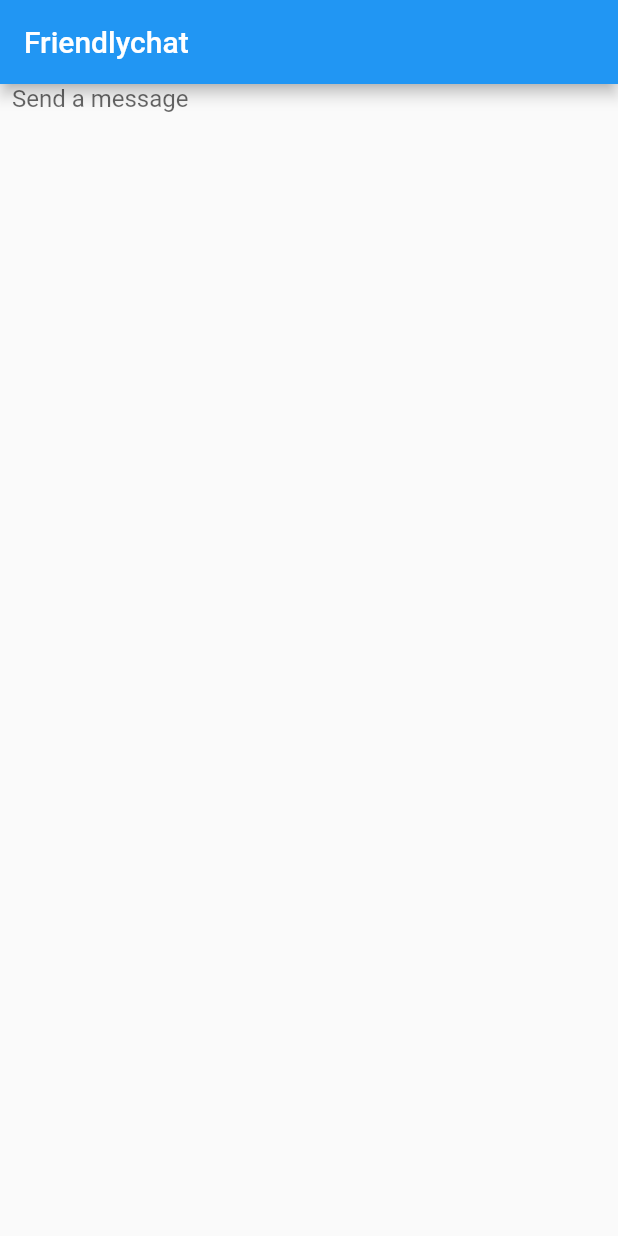
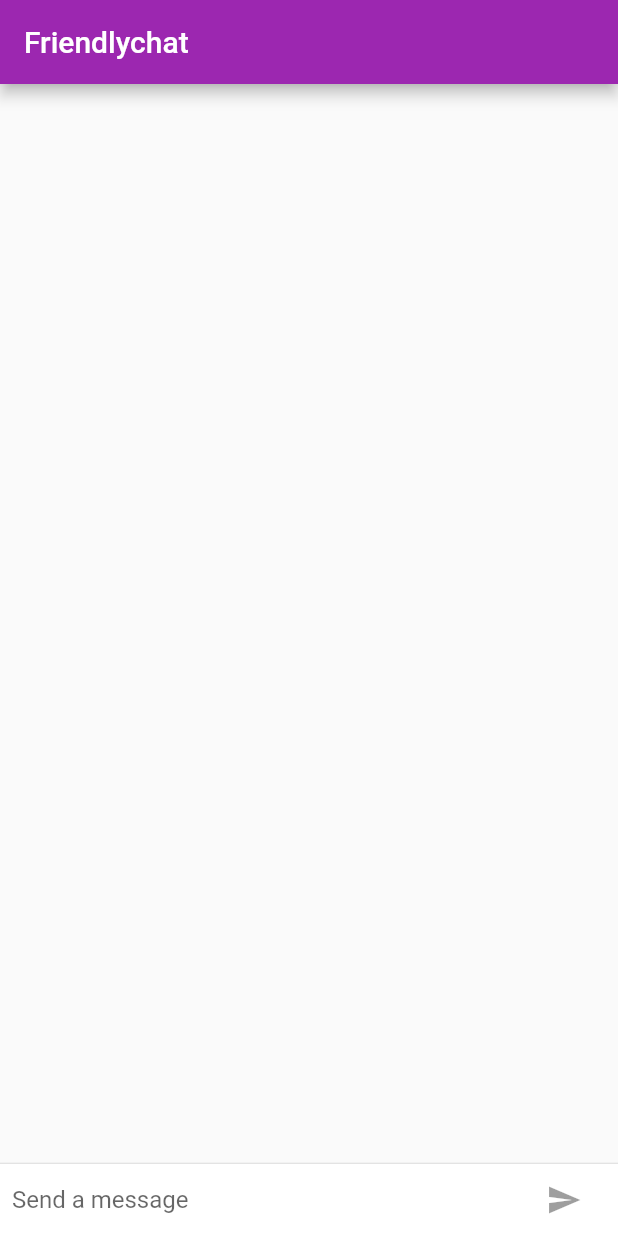
Before and after one commit to forteleaf/flutter-practice, a Flutter app: the screen it shows after launch, on a phone screen of 412 x 824 dp. Run offline on Flutter 3.47's test engine with Material 2 defaults, Android fonts, the phone set to English and light mode, and no system bars.

Commit message:
complete beautiful UIs

```diff
--- a/03_beautiful_uis/lib/main.dart
+++ b/03_beautiful_uis/lib/main.dart
@@ -1,51 +1,184 @@
 import 'package:flutter/material.dart';
-
+import 'package:flutter/foundation.dart';
+import 'package:flutter/cupertino.dart';
 
 void main() {
   runApp(new FriendlychatApp());
 }
 
+const String _name = "hwang";
+final ThemeData kIOSTheme = new ThemeData(
+  primarySwatch: Colors.orange,
+  primaryColor: Colors.grey[100],
+  primaryColorBrightness: Brightness.light,
+);
+final ThemeData kDefaultTheme = new ThemeData(
+    primarySwatch: Colors.purple, accentColor: Colors.orangeAccent[400]);
+
 class FriendlychatApp extends StatelessWidget {
-
   @override
   Widget build(BuildContext context) {
     return new MaterialApp(
       title: "Friendlychat",
+      theme: defaultTargetPlatform == TargetPlatform.iOS
+          ? kIOSTheme
+          : kDefaultTheme,
       home: new ChatScreen(),
     );
   }
 }
 
 class ChatScreen extends StatefulWidget {
-
-  @override                                                        //new
-  State createState() => new ChatScreenState();                    //new
+  @override //new
+  State createState() => new ChatScreenState(); //new
 }
 
-class ChatScreenState extends State<ChatScreen> {
+class ChatScreenState extends State<ChatScreen> with TickerProviderStateMixin {
+  final List<ChatMessage> _messages = <ChatMessage>[];
   final TextEditingController _textController = new TextEditingController();
+  bool _isComposing = false;
 
   @override
   Widget build(BuildContext context) {
     return new Scaffold(
-      appBar: AppBar(title: Text("Friendlychat")),
-      body: _buildTextComposer(),
+      appBar: AppBar(
+        title: new Text("Friendlychat"),
+        elevation: Theme.of(context).platform == TargetPlatform.iOS ? 0.0 : 4.0,
+      ),
+      body: new Container(
+        child: new Column(
+          children: <Widget>[
+            new Flexible(
+              child: new ListView.builder(
+                padding: new EdgeInsets.all(8.0),
+                reverse: true,
+                itemBuilder: (_, int index) => _messages[index],
+                itemCount: _messages.length,
+              ),
+            ),
+            new Divider(
+              height: 1.0,
+            ),
+            new Container(
+              decoration: new BoxDecoration(color: Theme.of(context).cardColor),
+              child: _buildTextComposer(),
+            )
+          ],
+        ),
+        decoration: Theme.of(context).platform == TargetPlatform.iOS
+            ? new BoxDecoration(
+                border: new Border(
+                top: new BorderSide(color: Colors.grey[200]),
+              ))
+            : null,
+      ),
     );
   }
 
+  @override
+  void dispose() {
+    for (ChatMessage message in _messages)
+      message.animationController.dispose();
+    super.dispose();
+  }
+
   Widget _buildTextComposer() {
-    return new Container(
-      margin: const EdgeInsets.symmetric(horizontal: 8.0),
-      child: new TextField(
-        controller: _textController,
-        onSubmitted: _handleSubmitted,
-        decoration: new InputDecoration.collapsed(hintText: "Send a message"),
+    return new IconTheme(
+      data: new IconThemeData(color: Theme.of(context).accentColor),
+      child: new Container(
+        margin: const EdgeInsets.symmetric(horizontal: 8.0),
+        child: new Row(
+          children: <Widget>[
+            new Flexible(
+                child: new TextField(
+              controller: _textController,
+              onChanged: (String text) {
+                setState(() {
+                  _isComposing = text.length > 0;
+                });
+              },
+              onSubmitted: _handleSubmitted,
+              decoration:
+                  new InputDecoration.collapsed(hintText: "Send a message"),
+            )),
+            new Container(
+              margin: new EdgeInsets.symmetric(horizontal: 4.0),
+              child: Theme.of(context).platform == TargetPlatform.iOS
+                  ? new CupertinoButton(
+                      child: new Text("Send"),
+                      onPressed: _isComposing
+                          ? () => _handleSubmitted(_textController.text)
+                          : null,
+                    )
+                  : new IconButton(
+                      icon: new Icon(Icons.send),
+                      onPressed: _isComposing
+                          ? () => _handleSubmitted(_textController.text)
+                          : null,
+                    ),
+            )
+          ],
+        ),
       ),
-
     );
   }
 
   void _handleSubmitted(String text) {
     _textController.clear();
+    setState(() {
+      _isComposing = false;
+    });
+    ChatMessage message = new ChatMessage(
+      text: text,
+      animationController: new AnimationController(
+          vsync: this, duration: new Duration(milliseconds: 700)),
+    );
+    setState(() {
+      _messages.insert(0, message);
+    });
+    message.animationController.forward();
   }
 }
+
+class ChatMessage extends StatelessWidget {
+  ChatMessage({this.text, this.animationController});
+  final String text;
+  final AnimationController animationController;
+
+  @override
+  Widget build(BuildContext context) {
+    return new SizeTransition(
+        sizeFactor: new CurvedAnimation(
+            parent: animationController, curve: Curves.decelerate),
+        axisAlignment: 0.0,
+        child: new Container(
+          margin: const EdgeInsets.symmetric(vertical: 10.0),
+          child: new Row(
+            crossAxisAlignment: CrossAxisAlignment.start,
+            children: <Widget>[
+              new Container(
+                margin: const EdgeInsets.only(right: 16.0),
+                child: new CircleAvatar(
+                  child: new Text(_name[0]),
+                ),
+              ),
+              new Expanded(
+                child: new Column(
+                  crossAxisAlignment: CrossAxisAlignment.start,
+                  children: <Widget>[
+                    new Text(
+                      _name,
+                      style: Theme.of(context).textTheme.subhead,
+                    ),
+                    new Container(
+                      margin: const EdgeInsets.only(top: 5.0),
+                      child: new Text(text),
+                    )
+                  ],
+                ),
+              )
+            ],
+          ),
+        ));
+  }
+}
```
Also changed, not shown: 3 other files.
